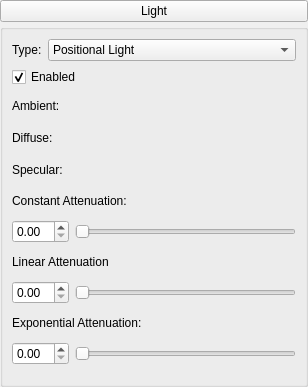
Before: the Qt Designer form v2.5/GEAR Studio/LightPropertiesTab.ui in andyreimann/gear, drawn with Qt 5.
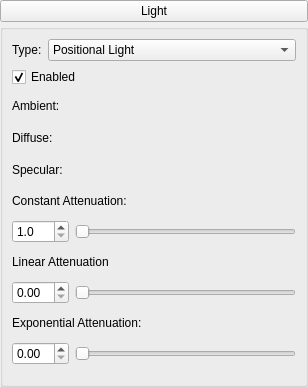
After: the same form once the commit is applied.

Commit message: * [GEAR Studio] Added play button which generates and compiles the loaded project  * [GEAR Studio] Added support for attenuation on lights  * [GEAR Studio] Added support for the different light types  * [GEAR Studio] Added code generation for transformation, mesh loading, material and light sources

```diff
--- a/v2.5/GEAR Studio/LightPropertiesTab.ui
+++ b/v2.5/GEAR Studio/LightPropertiesTab.ui
@@ -148,7 +148,14 @@
              <number>0</number>
             </property>
             <item>
-             <widget class="QDoubleSpinBox" name="doubleSpinBox_2"/>
+             <widget class="QDoubleSpinBox" name="constAttenuationSpinBox">
+              <property name="decimals">
+               <number>1</number>
+              </property>
+              <property name="minimum">
+               <double>1.000000000000000</double>
+              </property>
+             </widget>
             </item>
             <item>
              <widget class="QSlider" name="horizontalSlider">
```
Left out of the diff: 27 changed lines with no effect on the pictures. The commit also changes 14 other files.
